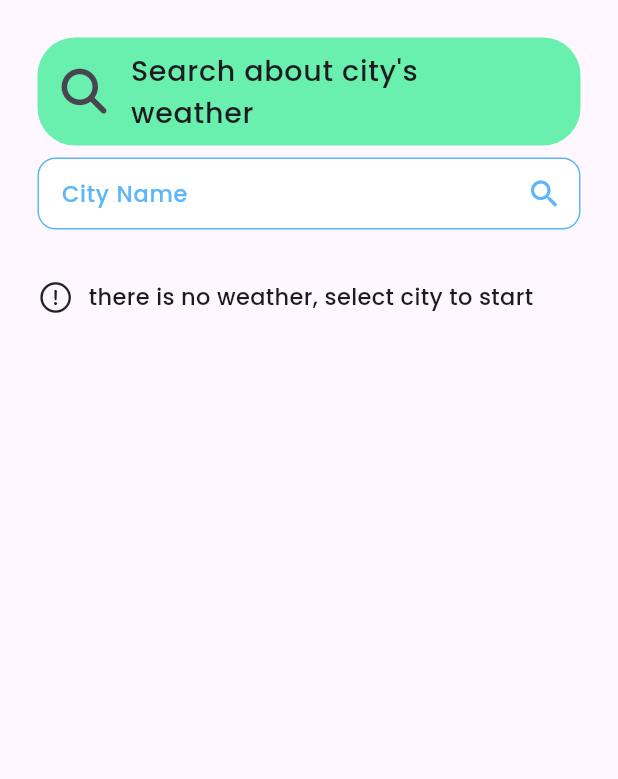
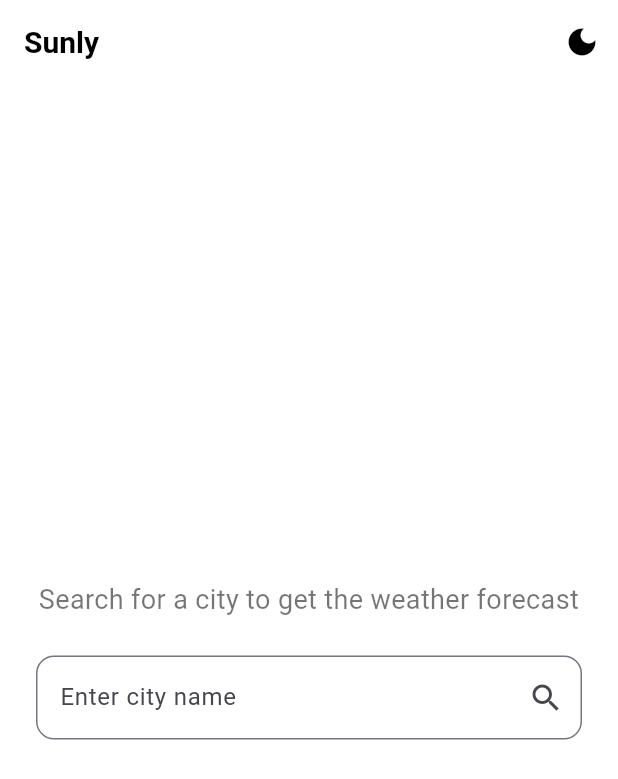
Before and after one commit to ehab37/Sunly, a Flutter app: the screen it shows after launch, on a phone screen of 412 x 824 dp. Shown: the top 779 px of the screen. Run offline on Flutter 3.47's test engine with Material 3 defaults, Android fonts, the light colour scheme and no system bars; our stand-ins replace dio, flutter_bloc, flutter_dotenv, get_it, go_router; missing offline and left inert: go_transitions.

Commit message:
improving ui & light and dark theme toggle

```diff
--- /dev/null
+++ b/lib/core/utils/themes.dart
@@ -0,0 +1,37 @@
+import 'package:flutter/material.dart';
+
+class AppThemes {
+  static final ThemeData lightTheme = ThemeData(
+    brightness: Brightness.light,
+    primaryColor: const Color(0xff5cb6f9),
+    scaffoldBackgroundColor: Colors.white,
+    appBarTheme: const AppBarTheme(
+      backgroundColor: Colors.white,
+      elevation: 0,
+      iconTheme: IconThemeData(color: Colors.black),
+      titleTextStyle: TextStyle(
+          color: Colors.black, fontSize: 20, fontWeight: FontWeight.bold),
+    ),
+    textTheme: const TextTheme(
+      bodyLarge: TextStyle(color: Colors.black),
+      bodyMedium: TextStyle(color: Colors.black54),
+    ),
+  );
+
+  static final ThemeData darkTheme = ThemeData(
+    brightness: Brightness.dark,
+    primaryColor: const Color(0xff5cb6f9),
+    scaffoldBackgroundColor: const Color(0xff121212),
+    appBarTheme: const AppBarTheme(
+      backgroundColor: Color(0xff121212),
+      elevation: 0,
+      iconTheme: IconThemeData(color: Colors.white),
+      titleTextStyle: TextStyle(
+          color: Colors.white, fontSize: 20, fontWeight: FontWeight.bold),
+    ),
+    textTheme: const TextTheme(
+      bodyLarge: TextStyle(color: Colors.white),
+      bodyMedium: TextStyle(color: Colors.white70),
+    ),
+  );
+}
--- /dev/null
+++ b/lib/cubits/theme/theme_cubit.dart
@@ -0,0 +1,16 @@
+import 'package:flutter/material.dart';
+import 'package:flutter_bloc/flutter_bloc.dart';
+
+part 'theme_state.dart';
+
+class ThemeCubit extends Cubit<ThemeState> {
+  ThemeCubit() : super(const ThemeState(themeMode: ThemeMode.light));
+
+  void toggleTheme() {
+    if (state.themeMode == ThemeMode.light) {
+      emit(const ThemeState(themeMode: ThemeMode.dark));
+    } else {
+      emit(const ThemeState(themeMode: ThemeMode.light));
+    }
+  }
+}
--- /dev/null
+++ b/lib/cubits/theme/theme_state.dart
@@ -0,0 +1,7 @@
+part of 'theme_cubit.dart';
+
+class ThemeState {
+  final ThemeMode themeMode;
+
+  const ThemeState({required this.themeMode});
+}
--- a/lib/main.dart
+++ b/lib/main.dart
@@ -3,9 +3,12 @@ import 'package:flutter/services.dart';
 import 'package:flutter_bloc/flutter_bloc.dart';
 import 'package:flutter_dotenv/flutter_dotenv.dart';
 import 'package:go_transitions/go_transitions.dart';
+import 'package:sunly/constants.dart';
+import 'package:sunly/cubits/theme/theme_cubit.dart';
 import 'core/services/get_it.dart';
 import 'core/utils/app_router.dart';
 import 'core/utils/observer.dart';
+import 'core/utils/themes.dart';
 
 void main() async {
   WidgetsFlutterBinding.ensureInitialized();
@@ -20,7 +23,12 @@ void main() async {
   );
   setupGetIt();
   Bloc.observer = MyBlocObserver();
-  runApp(const Sunly());
+  runApp(
+    BlocProvider(
+      create: (context) => ThemeCubit(),
+      child: const Sunly(),
+    ),
+  );
 }
 
 class Sunly extends StatelessWidget {
@@ -29,13 +37,17 @@ class Sunly extends StatelessWidget {
   @override
   Widget build(BuildContext context) {
     GoTransition.defaultCurve = Curves.easeInOut;
-    GoTransition.defaultDuration = Duration(milliseconds: 400);
-    return MaterialApp.router(
-      theme: ThemeData(
-        fontFamily: "Poppins",
-      ),
-      debugShowCheckedModeBanner: false,
-      routerConfig: AppRouter.router,
+    GoTransition.defaultDuration = kTransitionDuration;
+    return BlocBuilder<ThemeCubit, ThemeState>(
+      builder: (context, state) {
+        return MaterialApp.router(
+          theme: AppThemes.lightTheme,
+          darkTheme: AppThemes.darkTheme,
+          themeMode: state.themeMode,
+          debugShowCheckedModeBanner: false,
+          routerConfig: AppRouter.router,
+        );
+      },
     );
   }
 }
--- a/lib/views/home_view.dart
+++ b/lib/views/home_view.dart
@@ -2,8 +2,8 @@ import 'package:flutter/material.dart';
 import 'package:flutter_bloc/flutter_bloc.dart';
 import 'package:sunly/core/services/get_it.dart';
 import 'package:sunly/core/services/weather_service.dart';
-import 'package:sunly/core/utils/info_box.dart';
 import 'package:sunly/cubits/get_weather/get_weather_cubit.dart';
+import 'package:sunly/cubits/theme/theme_cubit.dart';
 import 'package:sunly/views/widgets/home_view_body.dart';
 import 'search_view.dart';
 
@@ -15,24 +15,38 @@ class HomeView extends StatelessWidget {
     return BlocProvider(
       create: (context) =>
           GetWeatherCubit(weatherService: getIt<WeatherService>()),
-      child: Scaffold(body: SafeArea(child: Builder(
-          builder: (context) {
-            return BlocConsumer<GetWeatherCubit, GetWeatherState>(
-              listener: (context, state) {
-                if(state is GetWeatherFailure) {
-                  InfoBox.customSnackBar(context, state.errorMessage);
-                }
+      child: Scaffold(
+        appBar: AppBar(
+          title: const Text('Sunly'),
+          actions: [
+            BlocBuilder<ThemeCubit, ThemeState>(
+              builder: (context, state) {
+                return IconButton(
+                  onPressed: () {
+                    context.read<ThemeCubit>().toggleTheme();
+                  },
+                  icon: Icon(
+                    state.themeMode == ThemeMode.light
+                        ? Icons.dark_mode
+                        : Icons.light_mode,
+                  ),
+                );
               },
-              builder: (context, state) {
-                if (state is GetWeatherSuccess) {
-                  return HomeViewBody(weather: state.weather,);
-                }else {
-                  return SearchView();
-                }
-              },
-            );
-          }
-      ))),
+            ),
+          ],
+        ),
+        body: SafeArea(
+          child: BlocBuilder<GetWeatherCubit, GetWeatherState>(
+            builder: (context, state) {
+              if (state is GetWeatherSuccess) {
+                return HomeViewBody(weather: state.weather);
+              } else {
+                return const SearchView();
+              }
+            },
+          ),
+        ),
+      ),
     );
   }
 }
--- a/lib/views/search_view.dart
+++ b/lib/views/search_view.dart
@@ -1,78 +1,52 @@
-import 'package:flutter/cupertino.dart';
 import 'package:flutter/material.dart';
 import 'package:flutter_bloc/flutter_bloc.dart';
-import 'package:sunly/core/utils/validation_functions.dart';
+import 'package:sunly/constants.dart';
 import 'package:sunly/cubits/get_weather/get_weather_cubit.dart';
-import 'package:sunly/widgets/custom_search_field.dart';
-import 'package:sunly/widgets/custom_text_fom_field.dart';
 
-class SearchView extends StatefulWidget {
+class SearchView extends StatelessWidget {
   const SearchView({super.key});
 
   @override
-  State<SearchView> createState() => _SearchViewState();
-}
-
-class _SearchViewState extends State<SearchView> {
-  final GlobalKey<FormState> formKey = GlobalKey<FormState>();
-  AutovalidateMode autoValidateMode = AutovalidateMode.disabled;
-  final TextEditingController cityNameController = TextEditingController();
-
-  @override
-  void dispose() {
-    cityNameController.dispose();
-    super.dispose();
-  }
-
-  @override
   Widget build(BuildContext context) {
-    return Scaffold(
-      body: SafeArea(
-        child: Padding(
-          padding: EdgeInsets.all(25.0),
-          child: Form(
-            autovalidateMode: autoValidateMode,
-            key: formKey,
-            child: Column(
-              children: [
-                CustomSearchField(text: "Search about city's weather"),
-                CustomTextFormField(
-                  controller: cityNameController,
-                  label: 'City Name',
-                  hint: 'Enter City Name',
-                  validator: (value) => cityValidator(value),
-                  textCapitalization: TextCapitalization.words,
-                  keyboard: TextInputType.text,
-                  suffixIcon: Icons.search,
-                  suffixPress: () async {
-                    if (formKey.currentState!.validate()) {
-                      formKey.currentState!.save();
-                      FocusScope.of(context).unfocus();
-                      await context.read<GetWeatherCubit>().getCurrentWeather(
-                        cityName: cityNameController.text,
+    return Padding(
+      padding: EdgeInsets.all(kHorizontalPadding),
+      child: Column(
+        mainAxisAlignment: MainAxisAlignment.center,
+        children: [
+          const Text(
+            'Search for a city to get the weather forecast',
+            textAlign: TextAlign.center,
+            style: TextStyle(fontSize: 18),
+          ),
+          const SizedBox(height: 24),
+          BlocListener<GetWeatherCubit, GetWeatherState>(
+            listener: (context, state) {
+              if (state is GetWeatherFailure) {
+                ScaffoldMessenger.of(context).showSnackBar(
+                  SnackBar(
+                    content: Text(state.errorMessage),
+                  ),
+                );
+              }
+            },
+            child: TextField(
+              onSubmitted: (value) {
+                if (value.isNotEmpty) {
+                  context.read<GetWeatherCubit>().getCurrentWeather(
+                        cityName: value,
                       );
-                    } else {
-                      setState(() {
-                        autoValidateMode = AutovalidateMode.always;
-                      });
-                    }
-                  },
+                }
+              },
+              decoration: InputDecoration(
+                hintText: 'Enter city name',
+                suffixIcon: const Icon(Icons.search),
+                border: OutlineInputBorder(
+                  borderRadius: BorderRadius.circular(12),
                 ),
-                SizedBox(height: 25),
-                Row(
-                  children: [
-                    Icon(CupertinoIcons.exclamationmark_circle),
-                    SizedBox(width: 10),
-                    Text(
-                      "there is no weather, select city to start",
-                      style: TextStyle(fontSize: 15),
-                    ),
-                  ],
-                ),
-              ],
+              ),
             ),
           ),
-        ),
+        ],
       ),
     );
   }
--- a/lib/widgets/custom_search_field.dart
+++ /dev/null
@@ -1,29 +0,0 @@
-import 'package:flutter/material.dart';
-import 'package:font_awesome_flutter/font_awesome_flutter.dart';
-
-class CustomSearchField extends StatelessWidget {
-  const CustomSearchField({
-    super.key, required this.text,
-  });
-  final String text;
-
-  @override
-  Widget build(BuildContext context) {
-    return ListTile(
-      shape: RoundedRectangleBorder(
-        borderRadius: BorderRadius.circular(25),
-      ),
-      tileColor: Colors.greenAccent,
-      leading: const Icon(
-        FontAwesomeIcons.magnifyingGlass,
-        size: 30,
-      ),
-      title: Text(
-        text,
-        style: const TextStyle(
-          fontSize: 19,
-        ),
-      ),
-    );
-  }
-}
```
Also changed, not shown: lib/views/widgets/home_view_body.dart (+55 -23 lines).
